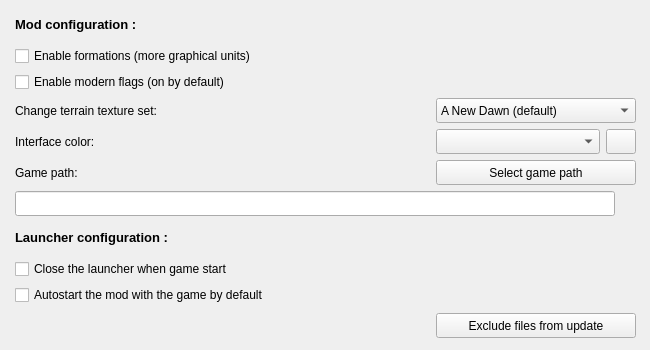
This is checker/w_options.ui in dbkblk/rand_launcher as Qt 5 draws it before an edit. The edited form follows.
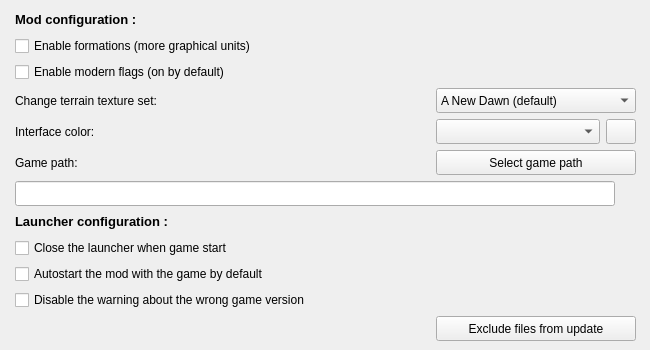
This is the edited form.

Commit message: Add a warning when using the wrong Steam version

Diff of the .ui file:
```diff
--- a/checker/w_options.ui
+++ b/checker/w_options.ui
@@ -272,6 +272,13 @@
       </property>
      </widget>
     </item>
+    <item>
+     <widget class="QCheckBox" name="opt_checkbox_disable_warning">
+      <property name="text">
+       <string>Disable the warning about the wrong game version</string>
+      </property>
+     </widget>
+    </item>
     <item alignment="Qt::AlignRight|Qt::AlignVCenter">
      <widget class="QPushButton" name="bt_exclusions">
       <property name="sizePolicy">
```
The commit also changes 28 other files.
